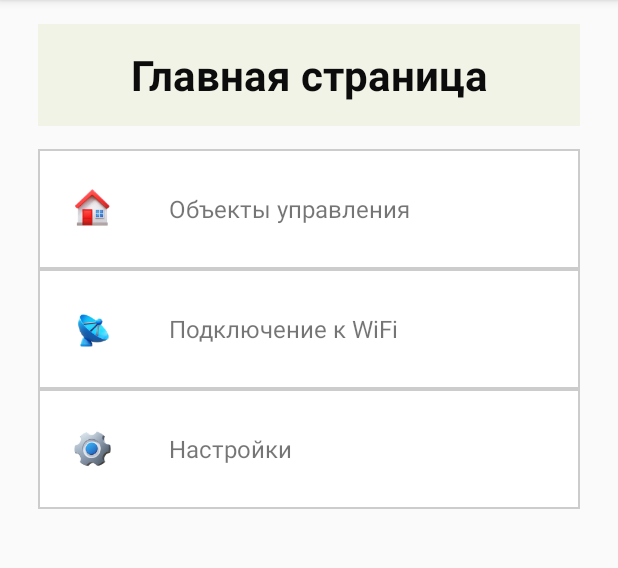
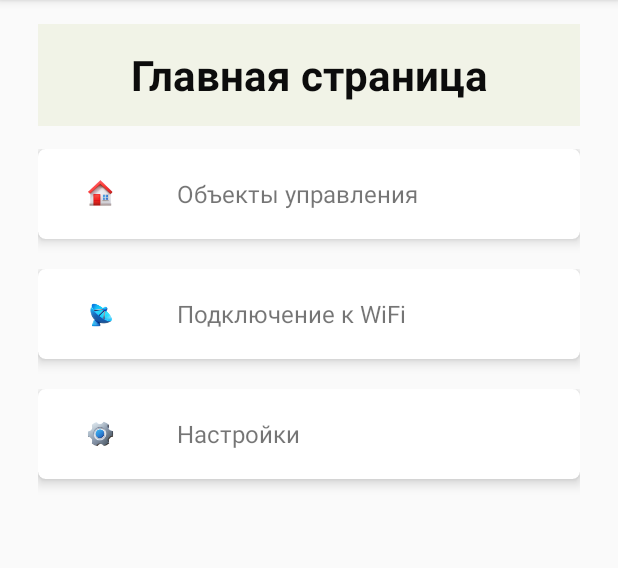
Before and after one commit to edko0831/android, an Android app: the screen it shows after launch (MainActivity), on a phone screen of 412 x 824 dp, the part 84-652 px from its top. Run offline under Robolectric (Android 15) with nearby library versions, the phone set to English and light mode, and no system bars; our stand-ins replace RxJava.

Commit message:
commit - 12_1

```diff
--- a/app/src/main/res/layout/fragment_item_main.xml
+++ b/app/src/main/res/layout/fragment_item_main.xml
@@ -1,19 +1,32 @@
 <?xml version="1.0" encoding="utf-8"?>
 <LinearLayout xmlns:android="http://schemas.android.com/apk/res/android"
+    xmlns:app="http://schemas.android.com/apk/res-auto"
     android:id="@+id/linearLayout"
     android:layout_width="match_parent"
     android:layout_height="?android:attr/listPreferredItemHeightLarge"
     android:orientation="horizontal"
-    android:background="@drawable/border">
+    android:background="@drawable/home_icon_background">
+
+    <androidx.cardview.widget.CardView
+        android:layout_width="match_parent"
+        android:layout_height="60dp"
+        android:layout_gravity="center_horizontal"
+        app:cardElevation="5dp"
+        app:cardBackgroundColor="@color/loginPageBackgroundColor"
+        app:cardCornerRadius="5dp">
+
+        <LinearLayout
+            android:layout_width="match_parent"
+            android:layout_height="wrap_content"
+            android:padding="5dp"
+            android:orientation="horizontal">
 
             <TextView
                 android:id="@+id/id_object"
                 android:layout_width="1dp"
                 android:layout_height="match_parent"
-        android:autofillHints="auto"
                  android:gravity="center_vertical"
                 android:hint="@string/id"
-        android:inputType="number"
                 android:textColorHint="#757575"
                 android:textSize="16sp" />
 
@@ -29,9 +42,10 @@
                 android:id="@+id/textViewName"
                 android:layout_width="wrap_content"
                 android:layout_height="match_parent"
-        android:layout_toEndOf="@id/imageView"
                 android:gravity="center_vertical"
                 android:layout_marginEnd="@dimen/activity_horizontal_margin"
                 android:textSize="16sp"/>
+        </LinearLayout>
+    </androidx.cardview.widget.CardView>
 
 </LinearLayout>
```
Lines whose indentation alone changed are shown as unchanged.
